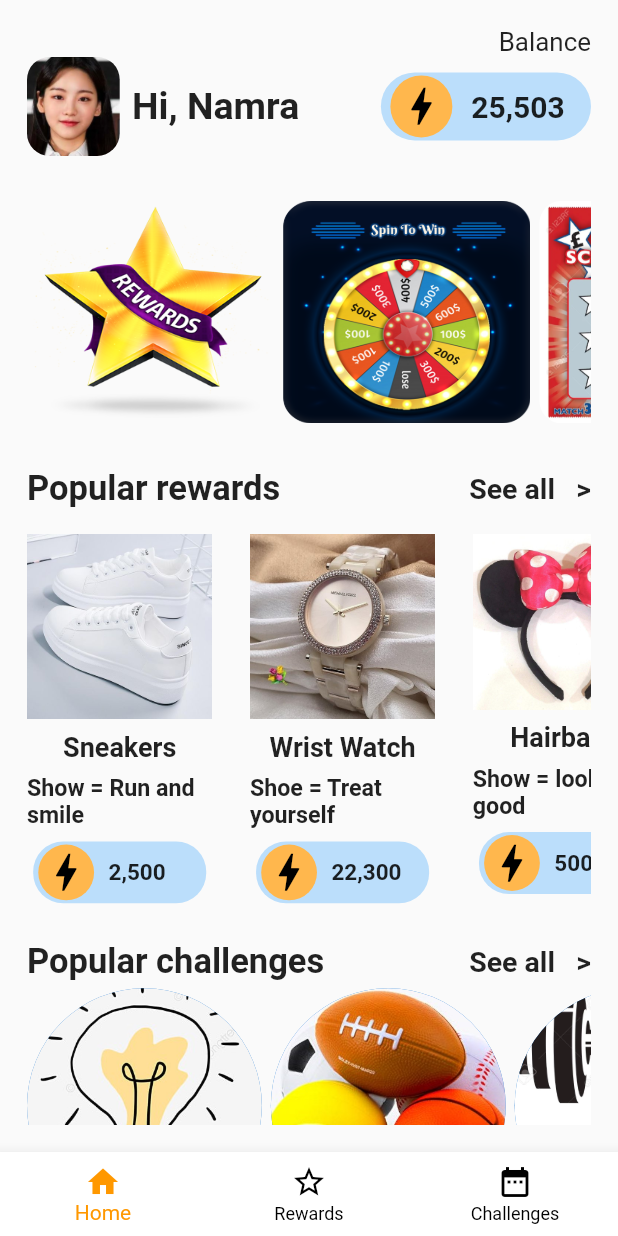
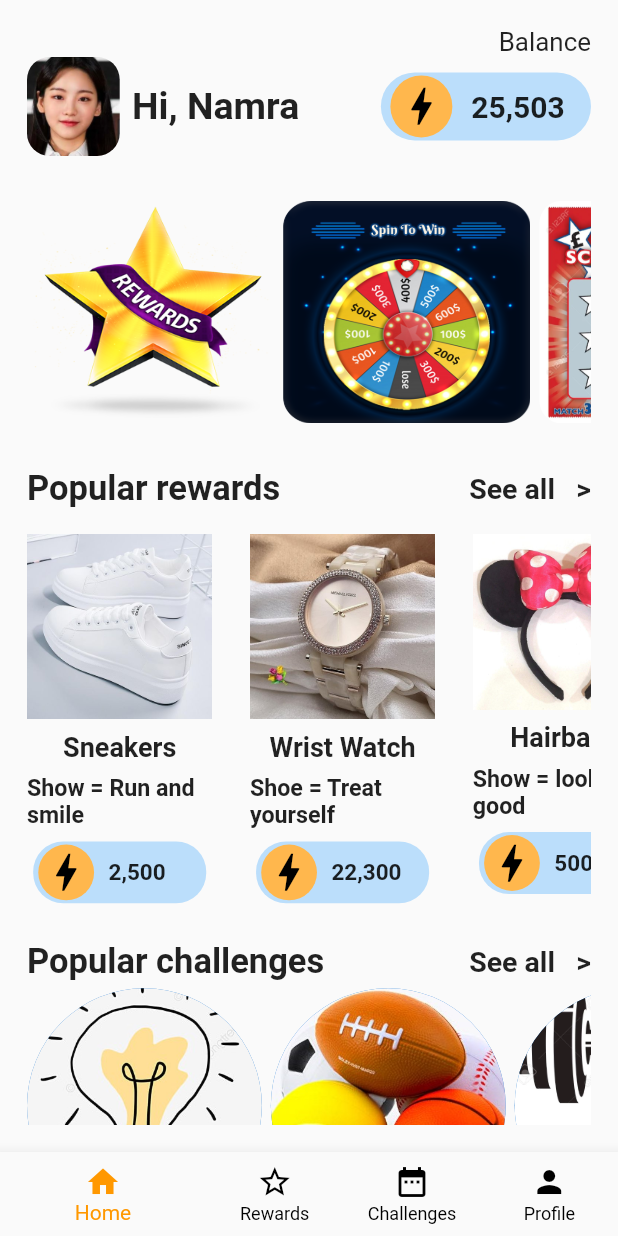
Before and after one commit to AnanyaSamanta09/shopping_app_ui, a Flutter app: the screen it shows after launch, on a phone screen of 412 x 824 dp. Run offline on Flutter 3.47's test engine with Material 2 defaults, Android fonts, the light colour scheme and no system bars.

Commit message:
Complete bottomNavigation bar

```diff
--- a/lib/Screens/homeScreen.dart
+++ b/lib/Screens/homeScreen.dart
@@ -110,10 +110,12 @@ class HomeScreen extends StatelessWidget {
           onTap: (index){
 
           },
+          showUnselectedLabels: true,
           items: [
             BottomNavigationBarItem(icon: Icon(Icons.home),label: "Home"),
             BottomNavigationBarItem(icon: Icon(Icons.star_border_outlined),label: "Rewards"),
             BottomNavigationBarItem(icon: Icon(Icons.date_range),label: "Challenges"),
+            BottomNavigationBarItem(icon: Icon(Icons.person_sharp),label: "Profile"),
           ],
         ),
 
```
